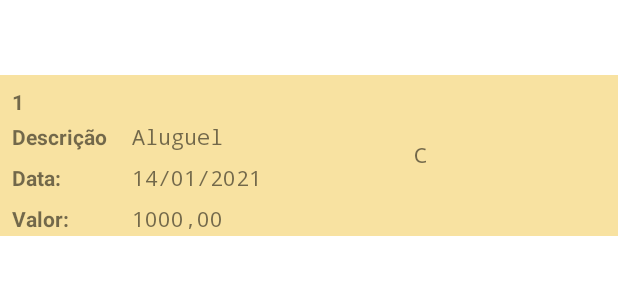
After one commit to julianomartins467/FinancialManagement, an Android app: the layout item_historico_layout.xml on its own in the app's theme, with its tools: preview values and no code run, on a phone screen of 412 x 824 dp. The commit adds this screen. Shown: the top 300 px of the screen. Run offline under Robolectric (Android 15) with nearby library versions, the phone set to English and light mode, and no system bars.

Commit message:
Ajustes Finais

```diff
--- /dev/null
+++ b/front-end/app/src/main/res/layout/item_historico_layout.xml
@@ -0,0 +1,91 @@
+<?xml version="1.0" encoding="utf-8"?>
+<androidx.constraintlayout.widget.ConstraintLayout xmlns:android="http://schemas.android.com/apk/res/android"
+    xmlns:app="http://schemas.android.com/apk/res-auto"
+    xmlns:tools="http://schemas.android.com/tools"
+    android:layout_width="match_parent"
+    android:layout_height="wrap_content"
+    android:layout_marginTop="50dp"
+    android:layout_marginBottom="2dp"
+    android:background="#F8E2A1"
+    android:paddingBottom="2dp">
+
+    <TextView
+        android:id="@+id/tv_codigo"
+        android:layout_width="wrap_content"
+        android:layout_height="wrap_content"
+        android:layout_marginStart="8dp"
+        android:layout_marginTop="8dp"
+        android:textStyle="bold"
+        app:layout_constraintStart_toStartOf="parent"
+        app:layout_constraintTop_toTopOf="parent"
+        tools:text="1" />
+
+    <TextView
+        android:id="@+id/tvl_descricao"
+        android:layout_width="66dp"
+        android:layout_height="19dp"
+        android:layout_marginTop="4dp"
+        android:textStyle="bold"
+        app:layout_constraintStart_toStartOf="@+id/tv_codigo"
+        app:layout_constraintTop_toBottomOf="@+id/tv_codigo"
+        tools:text="Descrição:" />
+
+    <TextView
+        android:id="@+id/tvl_data"
+        android:layout_width="wrap_content"
+        android:layout_height="wrap_content"
+        android:layout_marginTop="8dp"
+        android:textStyle="bold"
+        app:layout_constraintStart_toStartOf="@+id/tv_codigo"
+        app:layout_constraintTop_toBottomOf="@+id/tvl_descricao"
+        tools:text="Data:" />
+
+    <TextView
+        android:id="@+id/tv_descricao"
+        android:layout_width="wrap_content"
+        android:layout_height="wrap_content"
+        android:layout_marginStart="80dp"
+        android:fontFamily="monospace"
+        app:layout_constraintBaseline_toBaselineOf="@+id/tvl_descricao"
+        app:layout_constraintStart_toStartOf="@+id/tvl_descricao"
+        tools:text="Aluguel" />
+
+    <TextView
+        android:id="@+id/tv_data"
+        android:layout_width="wrap_content"
+        android:layout_height="wrap_content"
+        android:fontFamily="monospace"
+        app:layout_constraintBaseline_toBaselineOf="@+id/tvl_data"
+        app:layout_constraintStart_toStartOf="@+id/tv_descricao"
+        tools:text="14/01/2021" />
+
+    <TextView
+        android:id="@+id/tvl_valor"
+        android:layout_width="wrap_content"
+        android:layout_height="wrap_content"
+        android:layout_marginTop="8dp"
+        android:textStyle="bold"
+        app:layout_constraintStart_toStartOf="@+id/tv_codigo"
+        app:layout_constraintTop_toBottomOf="@+id/tvl_data"
+        tools:text="Valor:" />
+
+    <TextView
+        android:id="@+id/tv_valor"
+        android:layout_width="wrap_content"
+        android:layout_height="wrap_content"
+        android:fontFamily="monospace"
+        app:layout_constraintBaseline_toBaselineOf="@+id/tvl_valor"
+        app:layout_constraintStart_toStartOf="@+id/tv_data"
+        tools:text="1000,00" />
+
+    <TextView
+        android:id="@+id/tv_creddebi"
+        android:layout_width="wrap_content"
+        android:layout_height="wrap_content"
+        android:fontFamily="monospace"
+        app:layout_constraintBottom_toBottomOf="parent"
+        app:layout_constraintEnd_toEndOf="parent"
+        app:layout_constraintStart_toEndOf="@+id/tv_valor"
+        app:layout_constraintTop_toTopOf="parent"
+        tools:text="C" />
+</androidx.constraintlayout.widget.ConstraintLayout>
--- a/front-end/app/src/main/res/values/colors.xml
+++ b/front-end/app/src/main/res/values/colors.xml
@@ -7,4 +7,6 @@
     <color name="teal_700">#FF018786</color>
     <color name="black">#FF000000</color>
     <color name="white">#FFFFFFFF</color>
+    <color name="lentrada">#F8F5F5</color>
+    <color name="lsaida">#F8E2A1</color>
 </resources>
```
Also changed, not shown: front-end/app/src/main/java/com/example/financial_management/dto/Lancamento.java (added, +60 -0 lines), front-end/app/src/main/java/com/example/financial_management/helpers/LancamentoAdapter.java (added, +73 -0 lines), front-end/app/src/main/java/com/example/financial_management/model/ApiEndPoint.java (+7 -0 lines), front-end/app/src/main/java/com/example/financial_management/view/HistoricoActivity.java (+46 -18 lines), front-end/app/src/main/res/layout/activity_historico.xml (+9 -0 lines), front-end/app/src/main/res/layout/activity_login.xml (+5 -4 lines), front-end/app/src/main/res/drawable-v24/logo.jpeg (added).
